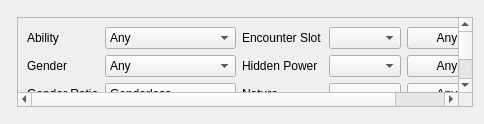
Qt form Forms/Controls/Filter.ui (Admiral-Fish/PokeFinder) before a commit.
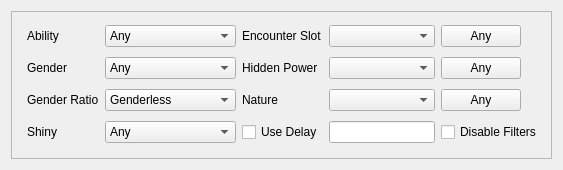
The same form after that commit. Custom widgets are drawn as their Qt base class.

The edit to the form file:
```diff
--- a/Forms/Controls/Filter.ui
+++ b/Forms/Controls/Filter.ui
@@ -6,15 +6,15 @@
    <rect>
     <x>0</x>
     <y>0</y>
-    <width>484</width>
-    <height>124</height>
+    <width>563</width>
+    <height>170</height>
    </rect>
   </property>
   <property name="windowTitle">
    <string notr="true">Filter</string>
   </property>
   <layout class="QGridLayout" name="gridLayout">
-   <item row="1" column="1">
+   <item row="0" column="0">
     <widget class="QScrollArea" name="scrollArea">
      <property name="widgetResizable">
       <bool>true</bool>
@@ -24,12 +24,15 @@
        <rect>
         <x>0</x>
         <y>0</y>
-        <width>468</width>
-        <height>124</height>
+        <width>543</width>
+        <height>150</height>
        </rect>
       </property>
       <layout class="QGridLayout" name="gridLayout_2">
-       <item row="0" column="0">
+       <item row="0" column="0" rowspan="4">
+        <widget class="IVFilter" name="ivFilter" native="true"/>
+       </item>
+       <item row="0" column="1">
         <widget class="QLabel" name="labelAbility">
          <property name="sizePolicy">
           <sizepolicy hsizetype="Fixed" vsizetype="Preferred">
@@ -42,7 +45,7 @@
          </property>
         </widget>
        </item>
-       <item row="0" column="1">
+       <item row="0" column="2">
         <widget class="ComboBox" name="comboBoxAbility">
          <property name="sizePolicy">
           <sizepolicy hsizetype="Preferred" vsizetype="Fixed">
@@ -67,7 +70,7 @@
          </item>
         </widget>
        </item>
-       <item row="0" column="2">
+       <item row="0" column="3">
         <widget class="QLabel" name="labelEncounterSlot">
          <property name="sizePolicy">
           <sizepolicy hsizetype="Fixed" vsizetype="Preferred">
@@ -80,17 +83,17 @@
          </property>
         </widget>
        </item>
-       <item row="0" column="3">
-        <widget class="CheckList" name="checkListEncounterSlot">
-         <property name="sizePolicy">
-          <sizepolicy hsizetype="Preferred" vsizetype="Fixed">
-           <horstretch>0</horstretch>
-           <verstretch>0</verstretch>
-          </sizepolicy>
-         </property>
-        </widget>
-       </item>
        <item row="0" column="4">
+        <widget class="CheckList" name="checkListEncounterSlot">
+         <property name="sizePolicy">
+          <sizepolicy hsizetype="Preferred" vsizetype="Fixed">
+           <horstretch>0</horstretch>
+           <verstretch>0</verstretch>
+          </sizepolicy>
+         </property>
+        </widget>
+       </item>
+       <item row="0" column="5">
         <widget class="QPushButton" name="pushButtonEncounterSlotAny">
          <property name="sizePolicy">
           <sizepolicy hsizetype="Fixed" vsizetype="Fixed">
@@ -103,7 +106,7 @@
          </property>
         </widget>
        </item>
-       <item row="1" column="0">
+       <item row="1" column="1">
         <widget class="QLabel" name="labelGender">
          <property name="sizePolicy">
           <sizepolicy hsizetype="Fixed" vsizetype="Preferred">
@@ -116,7 +119,7 @@
          </property>
         </widget>
        </item>
-       <item row="1" column="1">
+       <item row="1" column="2">
         <widget class="ComboBox" name="comboBoxGender">
          <property name="sizePolicy">
           <sizepolicy hsizetype="Preferred" vsizetype="Fixed">
@@ -141,7 +144,7 @@
          </item>
         </widget>
        </item>
-       <item row="1" column="2">
+       <item row="1" column="3">
         <widget class="QLabel" name="labelHiddenPower">
          <property name="sizePolicy">
           <sizepolicy hsizetype="Fixed" vsizetype="Preferred">
@@ -154,17 +157,17 @@
          </property>
         </widget>
        </item>
-       <item row="1" column="3">
-        <widget class="CheckList" name="checkListHiddenPower">
-         <property name="sizePolicy">
-          <sizepolicy hsizetype="Preferred" vsizetype="Fixed">
-           <horstretch>0</horstretch>
-           <verstretch>0</verstretch>
-          </sizepolicy>
-         </property>
-        </widget>
-       </item>
        <item row="1" column="4">
+        <widget class="CheckList" name="checkListHiddenPower">
+         <property name="sizePolicy">
+          <sizepolicy hsizetype="Preferred" vsizetype="Fixed">
+           <horstretch>0</horstretch>
+           <verstretch>0</verstretch>
+          </sizepolicy>
+         </property>
+        </widget>
+       </item>
+       <item row="1" column="5">
         <widget class="QPushButton" name="pushButtonHiddenPowerAny">
          <property name="sizePolicy">
           <sizepolicy hsizetype="Fixed" vsizetype="Fixed">
@@ -177,7 +180,7 @@
          </property>
         </widget>
        </item>
-       <item row="2" column="0">
+       <item row="2" column="1">
         <widget class="QLabel" name="labelGenderRatio">
          <property name="sizePolicy">
           <sizepolicy hsizetype="Fixed" vsizetype="Preferred">
@@ -190,7 +193,7 @@
          </property>
         </widget>
        </item>
-       <item row="2" column="1">
+       <item row="2" column="2">
         <widget class="ComboBox" name="comboBoxGenderRatio">
          <property name="sizePolicy">
           <sizepolicy hsizetype="Preferred" vsizetype="Fixed">
@@ -235,7 +238,7 @@
          </item>
         </widget>
        </item>
-       <item row="2" column="2">
+       <item row="2" column="3">
         <widget class="QLabel" name="labelNature">
          <property name="sizePolicy">
           <sizepolicy hsizetype="Fixed" vsizetype="Preferred">
@@ -248,17 +251,17 @@
          </property>
         </widget>
        </item>
-       <item row="2" column="3">
-        <widget class="CheckList" name="checkListNature">
-         <property name="sizePolicy">
-          <sizepolicy hsizetype="Preferred" vsizetype="Fixed">
-           <horstretch>0</horstretch>
-           <verstretch>0</verstretch>
-          </sizepolicy>
-         </property>
-        </widget>
-       </item>
        <item row="2" column="4">
+        <widget class="CheckList" name="checkListNature">
+         <property name="sizePolicy">
+          <sizepolicy hsizetype="Preferred" vsizetype="Fixed">
+           <horstretch>0</horstretch>
+           <verstretch>0</verstretch>
+          </sizepolicy>
+         </property>
+        </widget>
+       </item>
+       <item row="2" column="5">
         <widget class="QPushButton" name="pushButtonNatureAny">
          <property name="sizePolicy">
           <sizepolicy hsizetype="Fixed" vsizetype="Fixed">
@@ -271,7 +274,7 @@
          </property>
         </widget>
        </item>
-       <item row="3" column="0">
+       <item row="3" column="1">
         <widget class="QLabel" name="labelShiny">
          <property name="sizePolicy">
           <sizepolicy hsizetype="Fixed" vsizetype="Preferred">
@@ -284,7 +287,7 @@
          </property>
         </widget>
        </item>
-       <item row="3" column="1">
+       <item row="3" column="2">
         <widget class="ComboBox" name="comboBoxShiny">
          <property name="sizePolicy">
           <sizepolicy hsizetype="Preferred" vsizetype="Fixed">
@@ -314,24 +317,24 @@
          </item>
         </widget>
        </item>
-       <item row="3" column="2">
+       <item row="3" column="3">
         <widget class="QCheckBox" name="checkBoxUseDelay">
          <property name="text">
           <string>Use Delay</string>
          </property>
         </widget>
        </item>
-       <item row="3" column="3">
-        <widget class="TextBox" name="textBoxDelay">
-         <property name="sizePolicy">
-          <sizepolicy hsizetype="Preferred" vsizetype="Fixed">
-           <horstretch>0</horstretch>
-           <verstretch>0</verstretch>
-          </sizepolicy>
-         </property>
-        </widget>
-       </item>
        <item row="3" column="4">
+        <widget class="TextBox" name="textBoxDelay">
+         <property name="sizePolicy">
+          <sizepolicy hsizetype="Preferred" vsizetype="Fixed">
+           <horstretch>0</horstretch>
+           <verstretch>0</verstretch>
+          </sizepolicy>
+         </property>
+        </widget>
+       </item>
+       <item row="3" column="5">
         <widget class="QCheckBox" name="checkBoxDisableFilters">
          <property name="text">
           <string>Disable Filters</string>
```
Left out of the diff: 19 changed lines with no effect on the pictures.
